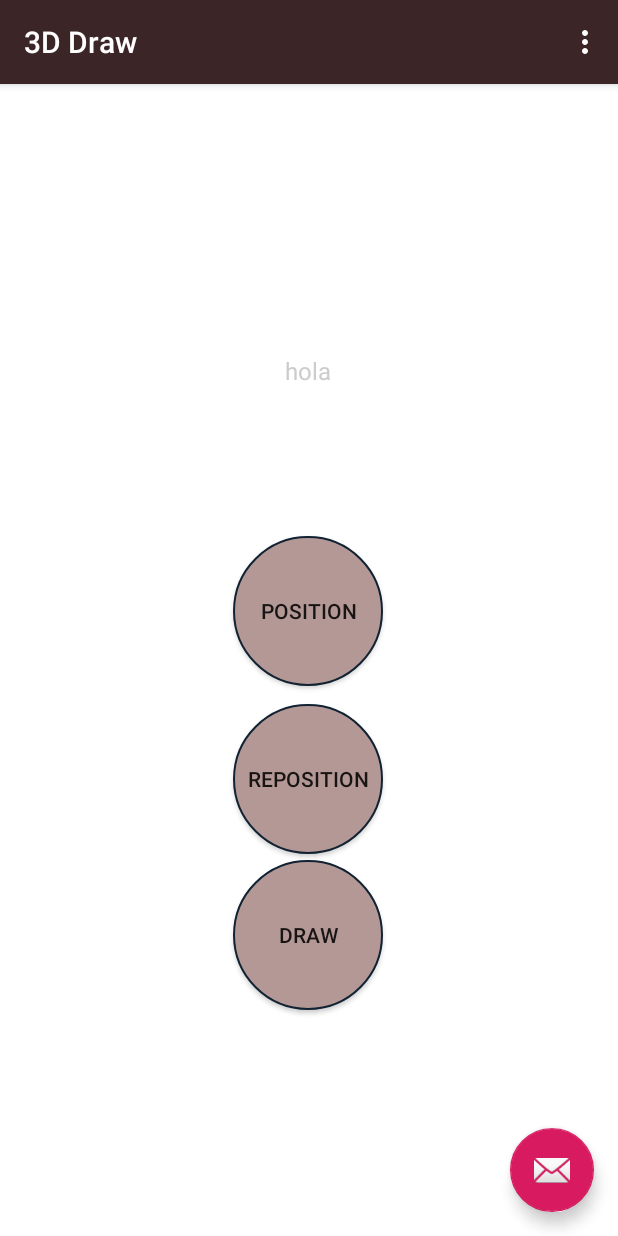
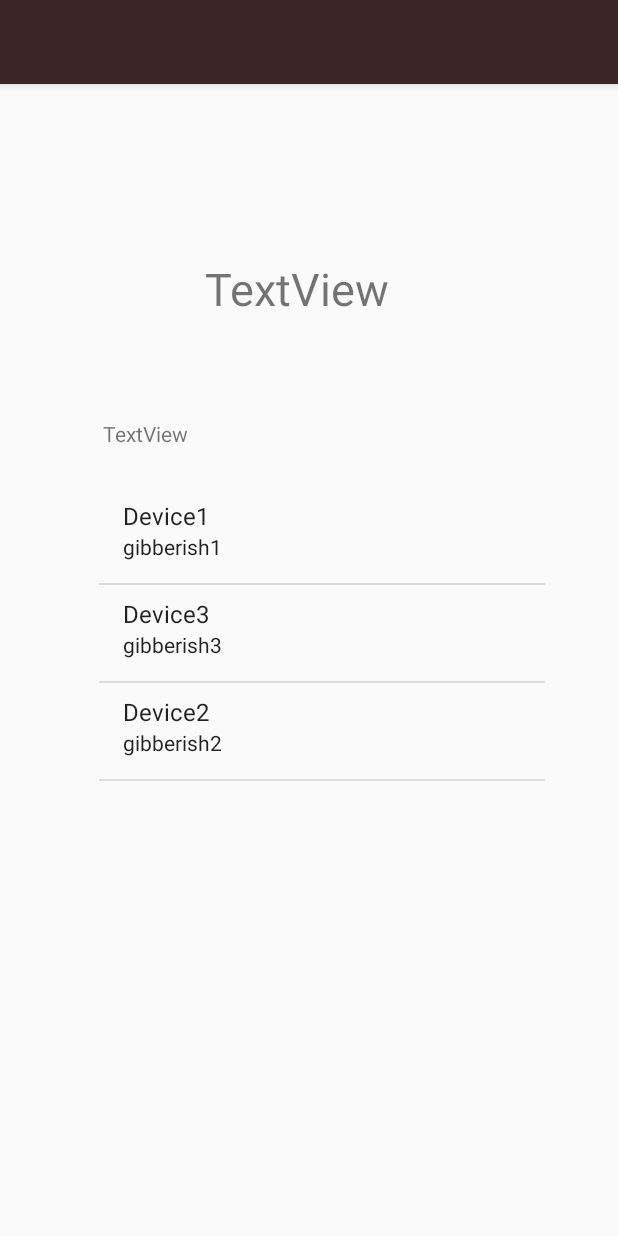
Before and after one commit to Tuddy18/android_3DMouse, an Android app: the screen it shows after launch (MainActivity before the commit, StartActivity after it), on a phone screen of 412 x 824 dp. Run offline under Robolectric (Android 15) with nearby library versions, the phone set to English and light mode, and no system bars.

Commit message:
Added start activity

```diff
--- a/app/build.gradle
+++ b/app/build.gradle
@@ -26,4 +26,5 @@ dependencies {
     testImplementation 'junit:junit:4.12'
     androidTestImplementation 'com.android.support.test:runner:1.0.2'
     androidTestImplementation 'com.android.support.test.espresso:espresso-core:3.0.2'
+    implementation 'com.android.support:cardview-v7:28.0.0'
 }
--- a/app/src/main/AndroidManifest.xml
+++ b/app/src/main/AndroidManifest.xml
@@ -1,6 +1,10 @@
 <?xml version="1.0" encoding="utf-8"?>
 <manifest xmlns:android="http://schemas.android.com/apk/res/android"
     package="com.example.firstapp">
+
+    <uses-permission android:name="android.permission.BLUETOOTH" />
+    <uses-permission android:name="android.permission.BLUETOOTH_ADMIN" />
+    <uses-permission android:name="android.permission.ACCESS_COARSE_LOCATION" />
 
     <application
         android:allowBackup="true"
@@ -10,7 +14,7 @@
         android:supportsRtl="true"
         android:theme="@style/AppTheme">
         <activity
-            android:name=".activities.MainActivity"
+            android:name=".activities.StartActivity"
             android:label="@string/app_name"
             android:theme="@style/AppTheme.NoActionBar">
             <intent-filter>
@@ -19,7 +23,16 @@
                 <category android:name="android.intent.category.LAUNCHER" />
             </intent-filter>
         </activity>
+        <activity
+            android:name=".activities.MainActivity"
+            android:label="@string/app_name"
+            android:theme="@style/AppTheme.NoActionBar">
+            <intent-filter>
+                <action android:name="android.intent.action.SETTINGS" />
 
+                <category android:name="android.intent.category.LAUNCHER" />
+            </intent-filter>
+        </activity>
         <activity
             android:name=".activities.SettingsActivity"
             android:label="@string/app_name"
@@ -31,8 +44,5 @@
             </intent-filter>
         </activity>
     </application>
-    <uses-permission android:name="android.permission.BLUETOOTH" />
-    <uses-permission android:name="android.permission.BLUETOOTH_ADMIN" />
-    <uses-permission android:name="android.permission.ACCESS_COARSE_LOCATION" />
 
 </manifest>
--- /dev/null
+++ b/app/src/main/java/com/example/firstapp/activities/StartActivity.java
@@ -0,0 +1,47 @@
+package com.example.firstapp.activities;
+
+import android.support.v7.app.AppCompatActivity;
+import android.os.Bundle;
+import android.widget.ArrayAdapter;
+import android.widget.ListView;
+import android.widget.ScrollView;
+import android.widget.SimpleAdapter;
+
+import com.example.firstapp.R;
+
+import java.util.ArrayList;
+import java.util.HashMap;
+import java.util.List;
+import java.util.Map;
+
+public class StartActivity extends AppCompatActivity {
+    private ListView deviceList;
+    private HashMap<String, String> deviceMap;
+    @Override
+    protected void onCreate(Bundle savedInstanceState) {
+        super.onCreate(savedInstanceState);
+        setContentView(R.layout.activity_start);
+
+        deviceMap = new HashMap<>();
+        deviceMap.put("Device1", "gibberish1");
+        deviceMap.put("Device2", "gibberish2");
+        deviceMap.put("Device3", "gibberish3");
+
+        deviceList = findViewById(R.id.deviceList);
+
+        List<HashMap<String, String>> listItems = new ArrayList<>();
+        SimpleAdapter adapter = new SimpleAdapter(this, listItems,
+                android.R.layout.simple_list_item_2,
+                new String[]{"First line", "Second line"},
+                new int[]{android.R.id.text1, android.R.id.text2});
+
+        for(String key: deviceMap.keySet()){
+            HashMap<String, String> resultMap = new HashMap<>();
+            resultMap.put("First line", key);
+            resultMap.put("Second line", deviceMap.get(key));
+            listItems.add(resultMap);
+        }
+
+        deviceList.setAdapter(adapter);
+    }
+}
--- /dev/null
+++ b/app/src/main/res/layout/activity_start.xml
@@ -0,0 +1,64 @@
+<?xml version="1.0" encoding="utf-8"?>
+<android.support.constraint.ConstraintLayout xmlns:android="http://schemas.android.com/apk/res/android"
+    xmlns:app="http://schemas.android.com/apk/res-auto"
+    xmlns:tools="http://schemas.android.com/tools"
+    android:layout_width="match_parent"
+    android:layout_height="match_parent"
+    tools:context=".activities.StartActivity">
+
+    <android.support.design.widget.AppBarLayout
+        android:id="@+id/appBarLayout"
+        android:layout_width="match_parent"
+        android:layout_height="wrap_content"
+        android:theme="@style/AppTheme.AppBarOverlay"
+        app:layout_constraintEnd_toStartOf="@+id/sliderText"
+        app:layout_constraintStart_toStartOf="@+id/sliderText"
+        app:layout_constraintTop_toTopOf="parent">
+
+        <android.support.v7.widget.Toolbar
+            android:id="@+id/toolbar2"
+            android:layout_width="match_parent"
+            android:layout_height="match_parent"
+            android:background="@color/brown"
+            app:popupTheme="@style/AppTheme.PopupOverlay" />
+
+    </android.support.design.widget.AppBarLayout>
+
+    <TextView
+        android:id="@+id/textView2"
+        android:layout_width="139dp"
+        android:layout_height="55dp"
+        android:layout_marginTop="116dp"
+        android:text="TextView"
+        android:textSize="30sp"
+        app:layout_constraintHorizontal_bias="0.5"
+        app:layout_constraintLeft_toLeftOf="parent"
+        app:layout_constraintRight_toRightOf="parent"
+        app:layout_constraintTop_toBottomOf="@+id/appBarLayout"
+        tools:text="@string/welcome" />
+
+    <TextView
+        android:id="@+id/textView3"
+        android:layout_width="295dp"
+        android:layout_height="37dp"
+        android:layout_marginTop="52dp"
+        android:text="TextView"
+        android:textSize="14sp"
+        app:layout_constraintHorizontal_bias="0.586"
+        app:layout_constraintLeft_toLeftOf="parent"
+        app:layout_constraintRight_toRightOf="parent"
+        app:layout_constraintTop_toBottomOf="@+id/textView2"
+        tools:text="@string/choose_bt" />
+
+    <ListView
+        android:id="@+id/deviceList"
+        android:layout_width="297dp"
+        android:layout_height="270dp"
+        android:layout_marginTop="8dp"
+        app:layout_constraintHorizontal_bias="0.578"
+        app:layout_constraintLeft_toLeftOf="parent"
+        app:layout_constraintRight_toRightOf="parent"
+        app:layout_constraintTop_toBottomOf="@+id/textView3" />
+
+
+</android.support.constraint.ConstraintLayout>
--- a/app/src/main/res/values/strings.xml
+++ b/app/src/main/res/values/strings.xml
@@ -2,6 +2,8 @@
     <string name="app_name">3D Draw</string>
     <string name="action_settings">Settings</string>
     <string name="action_about">About</string>
+    <string name="welcome">Welcome!</string>
+    <string name="choose_bt">Choose a Bluetooth device to continue</string>
     <color name="brown">#3B2527</color>
     <color name="lightBrown">#B49895</color>
     <color name="white">#ffff</color>
```
